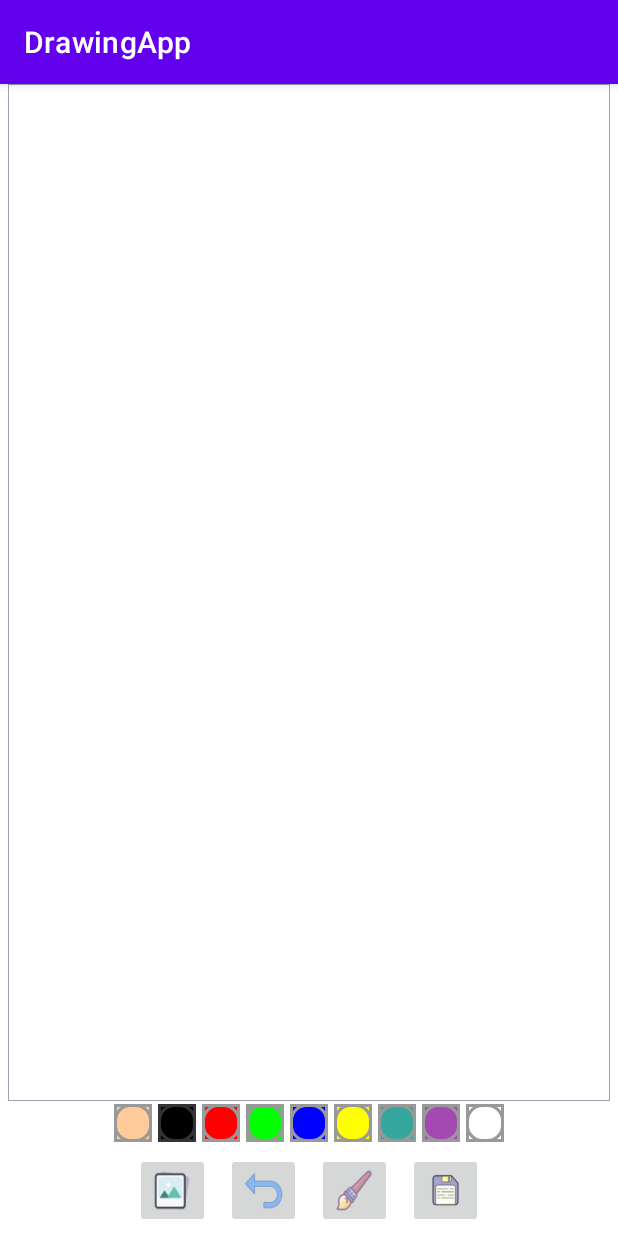
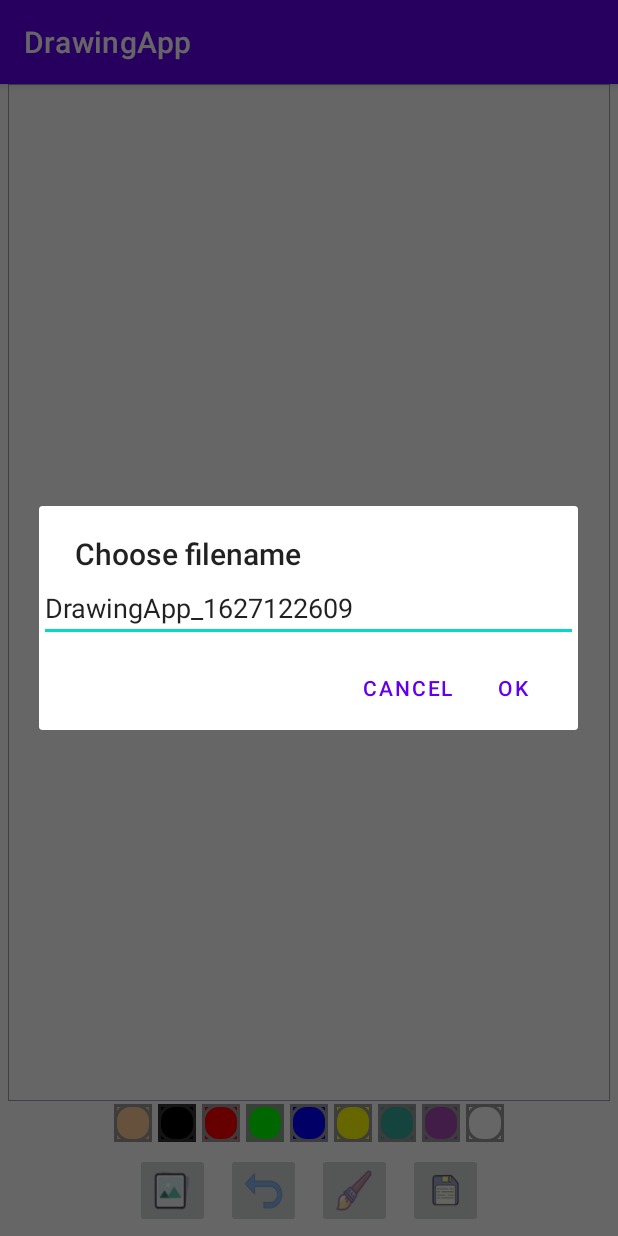
Before and after one commit to pilichm/DrawingApp, an Android app: the screen it shows after launch (MainActivity), after a tap on "brush save", on a phone screen of 412 x 824 dp. Run offline under Robolectric (Android 15) with nearby library versions, the phone set to English and light mode, and no system bars.

Commit message:
Changes: - enable user to change name of saved image.

```diff
--- a/app/src/main/java/pl/pilichm/drawingapp/MainActivity.kt
+++ b/app/src/main/java/pl/pilichm/drawingapp/MainActivity.kt
@@ -2,7 +2,9 @@ package pl.pilichm.drawingapp
 
 import android.Manifest
 import android.app.Activity
+import android.app.AlertDialog
 import android.app.Dialog
+import android.content.DialogInterface
 import android.content.Intent
 import android.content.pm.PackageManager
 import android.graphics.Bitmap
@@ -12,7 +14,9 @@ import android.media.MediaScannerConnection
 import android.os.AsyncTask
 import android.os.Bundle
 import android.provider.MediaStore
+import android.text.InputType
 import android.view.View
+import android.widget.EditText
 import android.widget.ImageButton
 import android.widget.Toast
 import androidx.appcompat.app.AppCompatActivity
@@ -59,7 +63,25 @@ class MainActivity : AppCompatActivity() {
 
         ib_save.setOnClickListener {
             if (isStorageAllowed()){
-                BitmapAsyncTask(getBitmapFromView(fl_drawing_view_container)).execute()
+                val builder = AlertDialog.Builder(this)
+                builder.setTitle("Choose filename")
+
+                val textInput = EditText(this)
+                textInput.setText("DrawingApp_${System.currentTimeMillis()/1000}")
+                textInput.inputType = InputType.TYPE_CLASS_TEXT
+                builder.setView(textInput)
+
+                builder.setPositiveButton("Ok"){
+                    _, _ ->
+                    BitmapAsyncTask(getBitmapFromView(fl_drawing_view_container),
+                        textInput.text.toString()).execute()
+                }
+
+                builder.setNegativeButton("Cancel"){
+                    dialog, _ -> dialog.cancel()
+                }
+
+                builder.show()
             } else {
                 requestStoragePermission()
             }
@@ -176,7 +198,7 @@ class MainActivity : AppCompatActivity() {
         return  returnedBitmap
     }
 
-    private inner class BitmapAsyncTask(val bitmap: Bitmap):
+    private inner class BitmapAsyncTask(val bitmap: Bitmap, val fileName: String):
         AsyncTask<Any, Void, String>(){
 
         private lateinit var mProgressBar: Dialog
@@ -193,7 +215,7 @@ class MainActivity : AppCompatActivity() {
                     val bytes = ByteArrayOutputStream()
                     bitmap.compress(Bitmap.CompressFormat.PNG, 90, bytes)
                     val file = File(externalCacheDir!!.absoluteFile.toString()
-                            + File.separator + "DrawingApp_" + System.currentTimeMillis()/1000 + ".png")
+                            + File.separator + fileName + ".png")
                     val fos = FileOutputStream(file)
                     fos.write(bytes.toByteArray())
                     fos.close()
@@ -210,12 +232,12 @@ class MainActivity : AppCompatActivity() {
             super.onPostExecute(result)
             cancelProgressDialog()
             if (!result.isNullOrEmpty()){
-                Toast.makeText(this@MainActivity, "File saved $result", Toast.LENGTH_SHORT).show()
+                Toast.makeText(this@MainActivity, "File saved $result", Toast.LENGTH_LONG).show()
             } else {
-                Toast.makeText(this@MainActivity, "Error saving file", Toast.LENGTH_SHORT).show()
+                Toast.makeText(this@MainActivity, "Error saving file", Toast.LENGTH_LONG).show()
             }
             MediaScannerConnection.scanFile(this@MainActivity, arrayOf(result), null){
-                path, uri -> val shareIntent = Intent()
+                    _, uri -> val shareIntent = Intent()
                 shareIntent.action = Intent.ACTION_SEND
                 shareIntent.putExtra(Intent.EXTRA_STREAM, uri)
                 shareIntent.type = "image/png"
```
